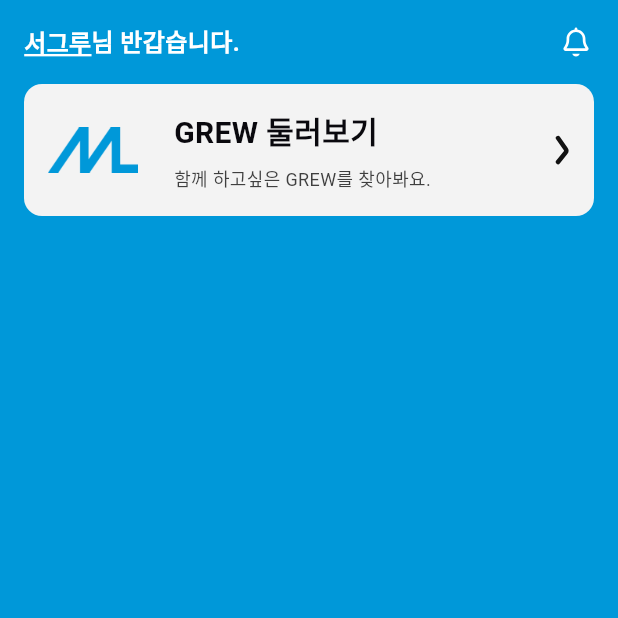
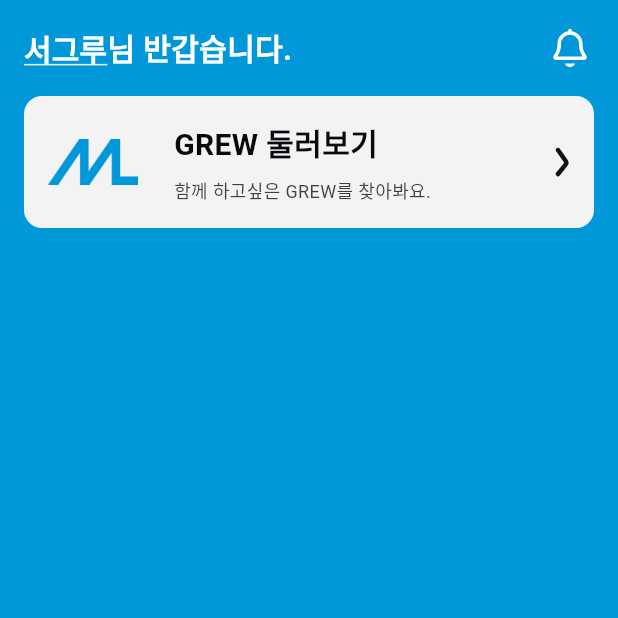
Before and after one commit to GREW-GNU/GREW_FE, a Flutter app: the screen it shows after launch, on a phone screen of 412 x 824 dp, the top half of it. Run offline on Flutter 3.47's test engine with Material 3 defaults, Android fonts, the phone set to English and light mode, and no system bars; our stand-ins replace flutter_dotenv, flutter_native_splash, flutter_riverpod, flutter_svg, go_router; missing offline and left inert: dart:ffi; Roboto replaces fonts that are missing (AppleSDGothicNeo, Pretendard).

Commit message:
✨ Feature: "홈 헤더 위젯 분리"
터치 시 이동을 필요로 하는 버튼들 모두 위젯으로 분리

related to: #5

```diff
--- a/lib/presentation/features/crew/views/home_page.dart
+++ b/lib/presentation/features/crew/views/home_page.dart
@@ -1,11 +1,12 @@
 import 'package:flutter/material.dart';
-import 'package:flutter_svg/flutter_svg.dart';
 import 'package:go_router/go_router.dart';
 import 'package:grew/core/router/app_router.dart';
 import 'package:grew/core/theme/colors.dart';
 import 'package:grew/core/theme/spacing.dart';
 import 'package:grew/core/theme/strings.dart';
 import 'package:grew/presentation/widgets/button/arrow_button.dart';
+import 'package:grew/presentation/widgets/button/link_text_button.dart';
+import 'package:grew/presentation/widgets/button/svg_icon_button.dart';
 
 class HomePage extends StatelessWidget {
   const HomePage({super.key});
@@ -37,48 +38,48 @@ class HomePage extends StatelessWidget {
                         Row(
                           mainAxisAlignment: MainAxisAlignment.spaceBetween,
                           children: [
-                            const Expanded(
+                            Expanded(
                               child: Row(
                                 children: [
-                                  Text(
-                                    "서그루",
-                                    style: TextStyle(
-                                      color: AppColors.white,
-                                      fontSize: 16.0,
-                                      fontWeight: FontWeight.w600,
-                                      decoration: TextDecoration.underline,
-                                      decorationThickness: 2,
-                                      decorationColor: AppColors.white,
-                                      fontFamily: "AppleSDGothicNeo",
-                                    ),
-                                    overflow: TextOverflow.ellipsis,
+                                  // Home Header 사용자 닉네임 표기 및 환영 문구
+                                  LinkTextButton(
+                                    text: "서그루",
+                                    color: AppColors.white,
+                                    fontSize: 20.0,
+                                    weight: FontWeight.w600,
+                                    underline: true,
+                                    underlineThickness: 1.0,
+                                    onPressed: () {
+                                      context.go(AppRoutes.my);
+                                    },
                                   ),
                                   Text(
                                     "님 반갑습니다.",
                                     style: TextStyle(
                                       color: AppColors.white,
-                                      fontSize: 16.0,
+                                      fontSize: 20.0,
                                       fontWeight: FontWeight.w600,
-                                      fontFamily: "AppleSDGothicNeo",
+                                      fontFamily: "Pretendard",
                                     ),
                                     overflow: TextOverflow.ellipsis,
                                   ),
                                 ],
                               ),
                             ),
-                            const SizedBox(width: 8),
-                            SvgPicture.asset(
-                              'lib/core/assets/icons/bell_icon.svg',
-                              width: 24,
-                              height: 24,
-                              colorFilter: const ColorFilter.mode(
-                                AppColors.white,
-                                BlendMode.srcIn,
-                              ),
+                            const SizedBox(width: 16),
+                            // 알림 icon 버튼
+                            SvgIconButton(
+                              icon: 'lib/core/assets/icons/bell_icon.svg',
+                              size: 32,
+                              color: AppColors.white,
+                              onPressed: () {
+                                context.go(AppRoutes.my);
+                              },
                             ),
                           ],
                         ),
                         const SizedBox(height: 16),
+                        // CREW 목록 이동 버튼
                         ArrowButton(
                           title: AppStrings.grewEntryPointTitle,
                           subTitle: AppStrings.grewEntryPointSubTitle,
--- a/lib/presentation/widgets/button/arrow_button.dart
+++ b/lib/presentation/widgets/button/arrow_button.dart
@@ -69,22 +69,24 @@ class ArrowButton extends StatelessWidget {
                 mainAxisAlignment: MainAxisAlignment.center,
                 crossAxisAlignment: CrossAxisAlignment.start,
                 children: [
+                  // Title
                   Text(
                     title,
                     style: TextStyle(
                       color: titleFontColor,
                       fontSize: 20,
-                      fontFamily: "AppleSDGothicNeo",
-                      fontWeight: FontWeight.w700,
+                      fontFamily: "Pretendard",
+                      fontWeight: FontWeight.w600,
                     ),
                   ),
                   const SizedBox(height: 8),
+                  // Sub Title
                   Text(
                     subTitle,
                     style: TextStyle(
                       color: subTitleFontColor,
                       fontSize: 12,
-                      fontFamily: "AppleSDGothicNeo",
+                      fontFamily: "Pretendard",
                       fontWeight: FontWeight.w400,
                     ),
                   ),
--- /dev/null
+++ b/lib/presentation/widgets/button/link_text_button.dart
@@ -0,0 +1,50 @@
+import 'package:flutter/material.dart';
+
+class LinkTextButton extends StatelessWidget {
+  const LinkTextButton({
+    super.key,
+    required this.text,
+    required this.color,
+    required this.fontSize,
+    required this.weight,
+    this.underline = false,
+    this.underlineThickness = 2.0,
+    this.onPressed,
+  });
+
+  final String text;
+  final Color color;
+  final double fontSize;
+  final FontWeight weight;
+  final bool? underline;
+  final double? underlineThickness;
+  final Function()? onPressed;
+
+  @override
+  Widget build(BuildContext context) {
+    return TextButton(
+      onPressed: onPressed,
+      style: TextButton.styleFrom(
+        padding: EdgeInsets.zero,
+        minimumSize: const Size(0, 0),
+        tapTargetSize: MaterialTapTargetSize.shrinkWrap,
+        foregroundColor: color,
+      ),
+      child: Text(
+        text,
+        overflow: TextOverflow.ellipsis,
+        style: TextStyle(
+          color: color,
+          fontSize: fontSize,
+          fontWeight: weight,
+          fontFamily: "Pretendard",
+          decoration: (underline == true)
+              ? TextDecoration.underline
+              : TextDecoration.none,
+          decorationThickness: underlineThickness,
+          decorationColor: (underline == true) ? color : null,
+        ),
+      ),
+    );
+  }
+}
--- /dev/null
+++ b/lib/presentation/widgets/button/svg_icon_button.dart
@@ -0,0 +1,37 @@
+import 'package:flutter/material.dart';
+import 'package:flutter_svg/flutter_svg.dart';
+
+class SvgIconButton extends StatelessWidget {
+  const SvgIconButton({
+    super.key,
+    required this.icon,
+    required this.size,
+    required this.color,
+    this.onPressed,
+  });
+
+  final String icon;
+  final double size;
+  final Color color;
+  final Function()? onPressed;
+
+  @override
+  Widget build(BuildContext context) {
+    return SizedBox(
+      width: size,
+      height: size,
+      child: IconButton(
+        onPressed: onPressed,
+        padding: EdgeInsets.zero,
+        constraints: BoxConstraints(minHeight: 32, minWidth: 32),
+        iconSize: size,
+        icon: SvgPicture.asset(
+          icon,
+          width: size,
+          height: size,
+          colorFilter: ColorFilter.mode(color, BlendMode.srcIn),
+        ),
+      ),
+    );
+  }
+}
```
